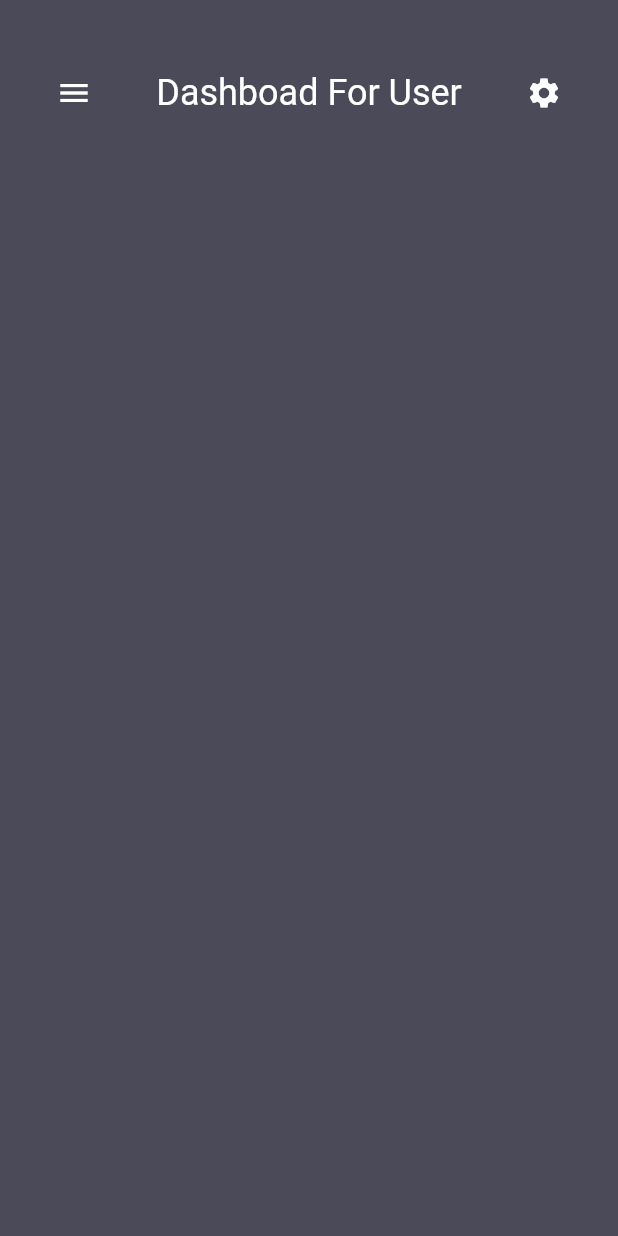
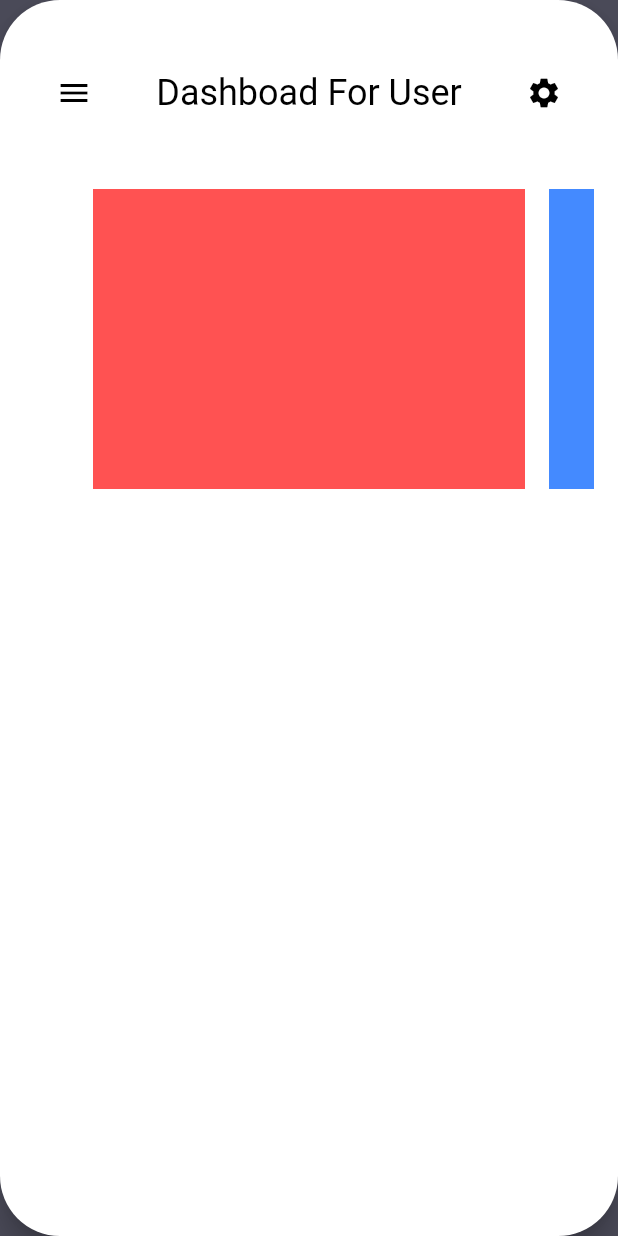
Before and after one commit to gbmahili/Flutter-SideBar, a Flutter app: the screen it shows after launch, on a phone screen of 412 x 824 dp. Run offline on Flutter 3.47's test engine with Material 2 defaults, Android fonts, the phone set to English and light mode, and no system bars.

```diff
--- a/lib/main_dashboard_layout.dart
+++ b/lib/main_dashboard_layout.dart
@@ -51,14 +51,16 @@ class _MenuDashboardPageState extends State<MenuDashboardPage> {
 
   Widget dashboard(context) {
     return AnimatedPositioned(
-      duration: const Duration(milliseconds: 300),
+      duration: const Duration(milliseconds: 3000),
       top: isCollapsed ? 0 : 0.2 * screenHeight,
       bottom: isCollapsed ? 0 : 0.2 * screenHeight,
       left: isCollapsed ? 0 : 0.6 * screenWidth,
       right: isCollapsed ? 0 : -0.4 * screenWidth,
       child: Material(
+        animationDuration: Duration(milliseconds: 3000),
+        borderRadius: BorderRadius.all(Radius.circular(40)),
         elevation: 8,
-        color: backgroundColor,
+        color: Colors.white,
         child: Container(
           padding: EdgeInsets.only(left: 16, right: 16, top: 48),
           child: Column(
@@ -67,25 +69,29 @@ class _MenuDashboardPageState extends State<MenuDashboardPage> {
                 mainAxisAlignment: MainAxisAlignment.spaceAround,
                 children: <Widget>[
                   InkWell(
-                    child: Icon(
-                      Icons.menu,
-                      color: Colors.white,
-                    ),
-                    onTap: () {
-                      setState(() {
-                        isCollapsed = !isCollapsed;
-                      });
-                    },
-                  ),
-                  Text(
-                    'Dashboad For User',
-                    style: TextStyle(fontSize: 24, color: Colors.white),
-                  ),
-                  Icon(
-                    Icons.settings,
-                    color: Colors.white,
-                  )
+                      child: Icon(Icons.menu, color: Colors.black),
+                      onTap: () {
+                        setState(() {
+                          isCollapsed = !isCollapsed;
+                        });
+                      }),
+                  Text('Dashboad For User',
+                      style: TextStyle(fontSize: 24, color: Colors.black)),
+                  Icon(Icons.settings, color: Colors.black)
                 ],
+              ),
+              SizedBox(height: 50),
+              Container(
+                height: 200,
+                child: PageView(
+                  controller: PageController(viewportFraction: 0.8),
+                  scrollDirection: Axis.horizontal,
+                  pageSnapping: true,
+                  children: <Widget>[
+                    Container(margin: const EdgeInsets.symmetric(horizontal: 8), color: Colors.redAccent, width: 100,),
+                    Container(margin: const EdgeInsets.symmetric(horizontal: 8), color: Colors.blueAccent, width: 100,),
+                    Container(margin: const EdgeInsets.symmetric(horizontal: 8), color: Colors.greenAccent, width: 100,),
+                ],),
               )
             ],
           ),
```
